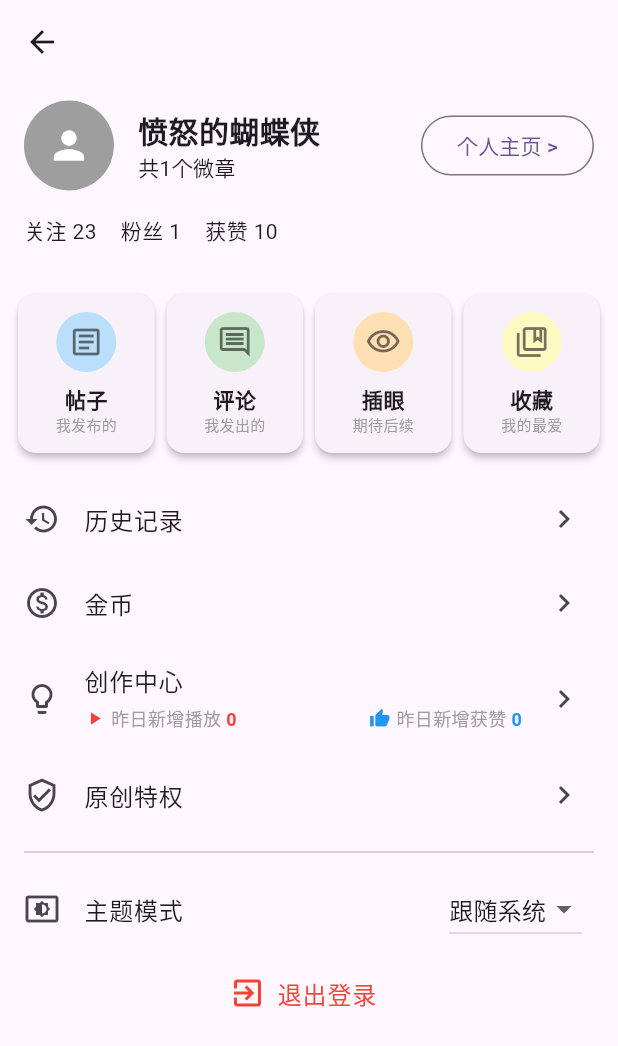
After one commit to berlin2017/Flutter_PPX, a Flutter app: the MyPageScreen screen opened directly, on a phone screen of 412 x 824 dp. The commit adds this screen. Shown: the top 1046 px of the screen. Run offline on Flutter 3.47's test engine with Material 3 defaults, Android fonts, the phone set to English and light mode, and no system bars; our stand-ins replace cached_network_image, chewie, share_plus, shared_preferences, sqflite, video_player; accounts and stored records are empty; network calls fail.

Commit message:
add my page and theme switch feature

```diff
--- a/lib/screens/home_screen.dart
+++ b/lib/screens/home_screen.dart
@@ -601,9 +601,6 @@ class HomeScreenState extends State<HomeScreen> with SingleTickerProviderStateMi
                         return PostCard(
                           key: Key('post_${posts[postIndex].id}'),
                           post: posts[postIndex],
-                          onTap: () {
-                            // TODO: Handle post tap
-                          },
                         );
                       }
                       return null;
--- a/lib/screens/main_screen.dart
+++ b/lib/screens/main_screen.dart
@@ -1,4 +1,5 @@
 import 'package:flutter/material.dart';
+import 'package:video_app/screens/my_page.dart';
 import 'home_screen.dart';
 
 class MainScreen extends StatefulWidget {
@@ -22,7 +23,7 @@ class _MainScreenState extends State<MainScreen> {
       HomeScreen(key: _homeScreenKey),
       const Center(child: Text('发现')),
       const Center(child: Text('消息')),
-      const Center(child: Text('我的')),
+      const MyPageScreen(),
     ];
   }
 
--- /dev/null
+++ b/lib/screens/my_page.dart
@@ -0,0 +1,391 @@
+import 'package:flutter/material.dart';
+import 'package:provider/provider.dart';
+
+import '../theme/theme_notifier.dart';
+// 如果你使用了 CachedNetworkImage，请取消注释下一行
+// import 'package:cached_network_image/cached_network_image.dart';
+
+class MyPageScreen extends StatefulWidget {
+  const MyPageScreen({super.key});
+
+  @override
+  State<MyPageScreen> createState() => _MyPageScreenState();
+}
+
+class _MyPageScreenState extends State<MyPageScreen> {
+  bool _isDarkModeEnabled = false;
+
+  @override
+  Widget build(BuildContext context) {
+    return Scaffold(
+      // AppBar 可以根据你的应用整体设计来决定是否需要，或者自定义
+      // appBar: AppBar(
+      //   title: const Text('我的'),
+      // ),
+      body: CustomScrollView(
+        slivers: [
+          SliverAppBar(
+            // floating: true,
+            // pinned: true,
+            expandedHeight: 180.0, // 根据实际头部内容调整
+            backgroundColor: Colors.transparent, // AppBar背景设为透明，让头部内容自己控制背景
+            elevation: 0,
+            flexibleSpace: FlexibleSpaceBar(
+              background: _buildUserInfoSection(context),
+            ),
+          ),
+          SliverList(
+            delegate: SliverChildListDelegate(
+              [
+                _buildActionButtonsSection(context),
+                // _buildPromotionSection(context),
+                _buildMainListSection(context),
+                // _buildMoreServicesSection(context),
+                _buildAppSettingsSection(context),
+                const SizedBox(height: 20), // 底部留白
+              ],
+            ),
+          ),
+        ],
+      ),
+    );
+  }
+
+  Widget _buildUserInfoSection(BuildContext context) {
+    // 模拟图片中的头部样式
+    return Container(
+      padding: const EdgeInsets.fromLTRB(16, 40, 16, 16), // 调整padding以适应状态栏
+      // color: Theme.of(context).primaryColor.withOpacity(0.1), // 示例背景色
+      child: Column(
+        crossAxisAlignment: CrossAxisAlignment.start,
+        mainAxisAlignment: MainAxisAlignment.end, // 内容沉底，如果上面有其他元素
+        children: [
+          Row(
+            children: [
+              const CircleAvatar(
+                radius: 30,
+                // backgroundImage: CachedNetworkImageProvider('YOUR_AVATAR_URL_HERE'), // 替换为真实头像
+                backgroundColor: Colors.grey,
+                child: Icon(Icons.person, size: 30, color: Colors.white),
+              ),
+              const SizedBox(width: 16),
+              Expanded(
+                child: Column(
+                  crossAxisAlignment: CrossAxisAlignment.start,
+                  children: const [
+                    Text(
+                      '愤怒的蝴蝶侠',
+                      style: TextStyle(fontSize: 20, fontWeight: FontWeight.bold),
+                    ),
+                    Text('共1个微章'), // 示例文字
+                  ],
+                ),
+              ),
+              OutlinedButton(
+                onPressed: () {
+                  // TODO: Navigate to personal main page
+                },
+                child: const Text('个人主页 >'),
+              )
+            ],
+          ),
+          const SizedBox(height: 16),
+          Row(
+            mainAxisAlignment: MainAxisAlignment.start,
+            children: const [
+              Text('关注 23'),
+              SizedBox(width: 16),
+              Text('粉丝 1'),
+              SizedBox(width: 16),
+              Text('获赞 10'),
+            ],
+          ),
+          // "进入宠物乐园" 这部分可以根据实际需求添加
+        ],
+      ),
+    );
+  }
+
+  Widget _buildActionButtonsSection(BuildContext context) {
+    return Padding(
+      padding: const EdgeInsets.symmetric(horizontal: 8.0, vertical: 16.0),
+      child: Row(
+        mainAxisAlignment: MainAxisAlignment.spaceAround,
+        children: [
+          _buildActionButton(context, '帖子', '我发布的', Icons.article_outlined, Colors.blue[100]),
+          _buildActionButton(context, '评论', '我发出的', Icons.comment_outlined, Colors.green[100]),
+          _buildActionButton(context, '插眼', '期待后续', Icons.visibility_outlined, Colors.orange[100]),
+          _buildActionButton(context, '收藏', '我的最爱', Icons.collections_bookmark_outlined, Colors.yellow[100]),
+        ],
+      ),
+    );
+  }
+
+  Widget _buildActionButton(BuildContext context, String title, String subtitle, IconData icon, Color? iconBackgroundColor) {
+    return Expanded(
+      child: Card(
+        elevation: 2,
+        margin: const EdgeInsets.symmetric(horizontal: 4),
+        child: Padding(
+          padding: const EdgeInsets.all(12.0),
+          child: Column(
+            children: [
+              CircleAvatar(
+                backgroundColor: iconBackgroundColor,
+                child: Icon(icon, color: Colors.black54),
+              ),
+              const SizedBox(height: 8),
+              Text(title, style: const TextStyle(fontWeight: FontWeight.bold, fontSize: 14)),
+              Text(subtitle, style: const TextStyle(fontSize: 10, color: Colors.grey)),
+            ],
+          ),
+        ),
+      ),
+    );
+  }
+
+  Widget _buildPromotionSection(BuildContext context) {
+    return Padding(
+      padding: const EdgeInsets.all(16.0),
+      child: Card(
+        elevation: 2,
+        // color: Colors.orangeAccent, // 示例背景色
+        child: AspectRatio(
+          aspectRatio: 16 / 5, // 调整为你图片广告的宽高比
+          child: Container(
+            decoration: BoxDecoration(
+              borderRadius: BorderRadius.circular(4), // Card 默认有圆角，这里可以不用
+              // image: DecorationImage(
+              //   image: CachedNetworkImageProvider('YOUR_PROMO_IMAGE_URL_HERE'), // 替换为真实图片
+              //   fit: BoxFit.cover,
+              // ),
+            ),
+            child: const Center(child: Text('推广横幅区域 (可替换为图片)', style: TextStyle(color: Colors.black54, fontWeight: FontWeight.bold))),
+          ),
+        ),
+      ),
+    );
+  }
+
+  Widget _buildMainListSection(BuildContext context) {
+    return Column(
+      children: [
+        _buildListTile(context, '历史记录', Icons.history, () { /* TODO: Navigate */ }),
+        _buildListTile(context, '金币', Icons.monetization_on_outlined, () { /* TODO: Navigate */ }),
+        _buildListTileWithSubtitle(
+          context,
+          '创作中心',
+          Icons.lightbulb_outline,
+          [
+            _buildCreatorStat('昨日新增播放', '0', Icons.play_arrow, Colors.red),
+            _buildCreatorStat('昨日新增获赞', '0', Icons.thumb_up, Colors.blue),
+          ],
+          () { /* TODO: Navigate */ }
+        ),
+        _buildListTile(context, '原创特权', Icons.verified_user_outlined, () { /* TODO: Navigate */ }),
+        const Divider(height: 20, indent: 16, endIndent: 16),
+      ],
+    );
+  }
+
+  Widget _buildCreatorStat(String label, String value, IconData icon, Color iconColor) {
+    return Row(
+      mainAxisSize: MainAxisSize.min,
+      children: [
+        Icon(icon, size: 14, color: iconColor),
+        const SizedBox(width: 4),
+        Text.rich(
+          TextSpan(
+            children: [
+              TextSpan(text: '$label ', style: const TextStyle(fontSize: 12, color: Colors.grey)),
+              TextSpan(text: value, style: TextStyle(fontSize: 12, color: iconColor, fontWeight: FontWeight.bold)),
+            ]
+          )
+        ),
+      ],
+    );
+  }
+
+  Widget _buildListTileWithSubtitle(BuildContext context, String title, IconData icon, List<Widget> subtitleWidgets, VoidCallback onTap) {
+    return ListTile(
+      leading: Icon(icon),
+      title: Text(title),
+      subtitle: Padding(
+        padding: const EdgeInsets.only(top: 4.0),
+        child: Row(
+          mainAxisAlignment: MainAxisAlignment.spaceBetween,
+          children: subtitleWidgets,
+        ),
+      ),
+      trailing: const Icon(Icons.chevron_right),
+      onTap: onTap,
+    );
+  }
+
+
+  Widget _buildListTile(BuildContext context, String title, IconData icon, VoidCallback onTap) {
+    return ListTile(
+      leading: Icon(icon),
+      title: Text(title),
+      trailing: const Icon(Icons.chevron_right),
+      onTap: onTap,
+    );
+  }
+
+  Widget _buildMoreServicesSection(BuildContext context) {
+    final services = [
+      {'icon': Icons.admin_panel_settings_outlined, 'label': '神评鉴定'},
+      {'icon': Icons.list_alt_outlined, 'label': '我的订单'},
+      {'icon': Icons.security_outlined, 'label': '小黑屋'}, // 示意图标
+      {'icon': Icons.shield_outlined, 'label': '安心借'},
+      {'icon': Icons.favorite_border_outlined, 'label': '放心借'}, // 示意图标
+      {'icon': Icons.feedback_outlined, 'label': '意见反馈'},
+      {'icon': Icons.settings_outlined, 'label': '设置'},
+      {'icon': Icons.privacy_tip_outlined, 'label': '隐私设置'}, // 示意图标
+    ];
+
+    return Padding(
+      padding: const EdgeInsets.all(16.0),
+      child: Column(
+        crossAxisAlignment: CrossAxisAlignment.start,
+        children: [
+          const Text('更多功能', style: TextStyle(fontSize: 16, fontWeight: FontWeight.bold)),
+          const SizedBox(height: 16),
+          GridView.builder(
+            shrinkWrap: true,
+            physics: const NeverScrollableScrollPhysics(),
+            gridDelegate: const SliverGridDelegateWithFixedCrossAxisCount(
+              crossAxisCount: 4,
+              crossAxisSpacing: 16,
+              mainAxisSpacing: 16,
+              childAspectRatio: 1.0, // 调整图标和文字的比例
+            ),
+            itemCount: services.length,
+            itemBuilder: (context, index) {
+              final service = services[index];
+              return InkWell(
+                onTap: () {
+                  // TODO: Handle service tap
+                },
+                child: Column(
+                  mainAxisAlignment: MainAxisAlignment.center,
+                  children: [
+                    Icon(service['icon'] as IconData, size: 28),
+                    const SizedBox(height: 8),
+                    Text(
+                      service['label'] as String,
+                      textAlign: TextAlign.center,
+                      style: const TextStyle(fontSize: 12),
+                    ),
+                  ],
+                ),
+              );
+            },
+          ),
+          const Divider(height: 30),
+        ],
+      ),
+    );
+  }
+
+  Widget _buildAppSettingsSection(BuildContext context) {
+    // 从 Provider 获取 ThemeNotifier。listen: false 用于在回调中修改状态而不引起当前 build 重复。
+    final themeNotifier = Provider.of<ThemeNotifier>(context, listen: false);
+    // 获取当前主题模式用于UI展示，listen: true (默认) 会在主题改变时更新UI。
+    final currentThemeMode = Provider.of<ThemeNotifier>(context).themeMode;
+
+    IconData themeIcon;
+    String currentThemeDescription;
+
+    // 根据当前主题模式确定图标和描述文字
+    switch (currentThemeMode) {
+      case ThemeMode.light:
+        themeIcon = Icons.brightness_7; // 浅色模式图标
+        currentThemeDescription = '浅色模式';
+        break;
+      case ThemeMode.dark:
+        themeIcon = Icons.brightness_3; // 深色模式图标
+        currentThemeDescription = '深色模式';
+        break;
+      case ThemeMode.system:
+      default:
+        themeIcon = Icons.settings_brightness; // 跟随系统图标
+        currentThemeDescription = '跟随系统';
+        break;
+    }
+
+    return Column(
+      children: [
+        ListTile(
+          leading: Icon(themeIcon),
+          title: const Text('主题模式'),
+          trailing: DropdownButton<ThemeMode>(
+            value: currentThemeMode,
+            items: const [
+              DropdownMenuItem(
+                value: ThemeMode.system,
+                child: Text('跟随系统'),
+              ),
+              DropdownMenuItem(
+                value: ThemeMode.light,
+                child: Text('浅色模式'),
+              ),
+              DropdownMenuItem(
+                value: ThemeMode.dark,
+                child: Text('深色模式'),
+              ),
+            ],
+            onChanged: (ThemeMode? newMode) {
+              if (newMode != null) {
+                themeNotifier.setThemeMode(newMode);
+              }
+            },
+          ),
+        ),
+
+        ListTile(
+          title: Center( // Center the Row containing the icon and text
+            child: Row(
+              mainAxisSize: MainAxisSize.min, // So the Row doesn't take full width unnecessarily
+              children: <Widget>[
+                const Icon(Icons.exit_to_app, color: Colors.red), // Your icon
+                const SizedBox(width: 8), // Add some spacing between icon and text
+                const Text('退出登录', style: TextStyle(color: Colors.red)), // Your text
+              ],
+            ),
+          ),
+          onTap: () {
+            showDialog(
+              context: context,
+              builder: (BuildContext dialogContext) {
+                return AlertDialog(
+                  title: const Text('确认退出'),
+                  content: const Text('你确定要退出登录吗？'),
+                  actions: <Widget>[
+                    TextButton(
+                      child: const Text('取消'),
+                      onPressed: () {
+                        Navigator.of(dialogContext).pop();
+                      },
+                    ),
+                    TextButton(
+                      child: const Text('退出', style: TextStyle(color: Colors.red)),
+                      onPressed: () {
+                        Navigator.of(dialogContext).pop();
+                        // TODO: 执行实际的退出登录操作
+                        // 例如: 清除用户数据, 跳转到登录页
+                        ScaffoldMessenger.of(context).showSnackBar(
+                          const SnackBar(content: Text('已退出登录 (模拟)')),
+                        );
+                      },
+                    ),
+                  ],
+                );
+              },
+            );
+          },
+        ),
+      ],
+    );
+  }
+}
--- /dev/null
+++ b/lib/theme/app_themes.dart
@@ -0,0 +1,29 @@
+import 'package:flutter/material.dart';
+
+class AppThemes {
+  static final ThemeData lightTheme = ThemeData(
+    useMaterial3: true,
+    brightness: Brightness.light,
+    colorScheme: ColorScheme.fromSeed(
+      seedColor: Colors.deepPurple, // 选择你的种子颜色
+      brightness: Brightness.light,
+    ),
+    // 你可以进一步自定义其他主题属性:
+    // appBarTheme: AppBarTheme(backgroundColor: Colors.blue),
+    // elevatedButtonTheme: ElevatedButtonThemeData(...)
+    // textTheme: TextTheme(...) // 为浅色主题定义文本样式
+  );
+
+  static final ThemeData darkTheme = ThemeData(
+    useMaterial3: true,
+    brightness: Brightness.dark,
+    colorScheme: ColorScheme.fromSeed(
+      seedColor: Colors.deepPurple, // 保持种子颜色一致，或根据需要更改
+      brightness: Brightness.dark,
+    ),
+    // 自定义深色主题特有的属性:
+    // appBarTheme: AppBarTheme(backgroundColor: Colors.grey[850]),
+    // scaffoldBackgroundColor: Colors.black,
+    // textTheme: TextTheme(...) // 为深色主题定义文本样式
+  );
+}
--- /dev/null
+++ b/lib/theme/theme_notifier.dart
@@ -0,0 +1,49 @@
+import 'package:flutter/material.dart';
+import 'package:flutter/scheduler.dart';
+import 'package:shared_preferences/shared_preferences.dart';
+
+class ThemeNotifier with ChangeNotifier {
+  static const String _themeModeKey = 'themeMode'; // 用于 SharedPreferences 的键
+
+  ThemeMode _themeMode;
+
+  ThemeNotifier(this._themeMode); // 构造函数现在接收初始值
+
+  ThemeMode get themeMode => _themeMode;
+
+  static ThemeMode getSystemThemeMode() {
+    var brightness = SchedulerBinding.instance.window.platformBrightness;
+    return brightness == Brightness.dark ? ThemeMode.dark : ThemeMode.light;
+  }
+
+  // 加载用户偏好的主题模式
+  Future<void> _loadThemeMode() async {
+    final prefs = await SharedPreferences.getInstance();
+    final savedThemeModeIndex = prefs.getInt(_themeModeKey);
+
+    if (savedThemeModeIndex != null) {
+      _themeMode = ThemeMode.values[savedThemeModeIndex];
+    } else {
+      // 如果没有保存的偏好，则默认为系统主题
+      _themeMode = ThemeMode.system;
+    }
+    // 注意：这里不需要 notifyListeners()，因为 ThemeNotifier 的实例在 main 函数中创建，
+    // MaterialApp 的 themeMode 会在首次构建时读取这个 _themeMode。
+  }
+
+  // 设置并保存主题模式
+  Future<void> setThemeMode(ThemeMode mode) async {
+    _themeMode = mode;
+    notifyListeners(); // 通知 UI 更新
+
+    final prefs = await SharedPreferences.getInstance();
+    await prefs.setInt(_themeModeKey, mode.index); // 保存 ThemeMode 的索引
+  }
+
+  // 静态方法，用于在应用启动时创建 ThemeNotifier 实例
+  static Future<ThemeNotifier> create() async {
+    final notifier = ThemeNotifier(ThemeMode.system); // 先给一个默认值
+    await notifier._loadThemeMode(); // 然后加载保存的偏好
+    return notifier;
+  }
+}
--- a/pubspec.yaml
+++ b/pubspec.yaml
@@ -43,6 +43,7 @@ dependencies:
   shared_preferences: ^2.5.3
   cached_network_image: ^3.4.1
   uuid: ^4.3.3
+  provider: ^6.0.0
 
 dev_dependencies:
   flutter_test:
```
Also changed, not shown: lib/main.dart (+23 -18 lines), lib/widgets/post_card.dart (+32 -43 lines), pubspec.lock.
